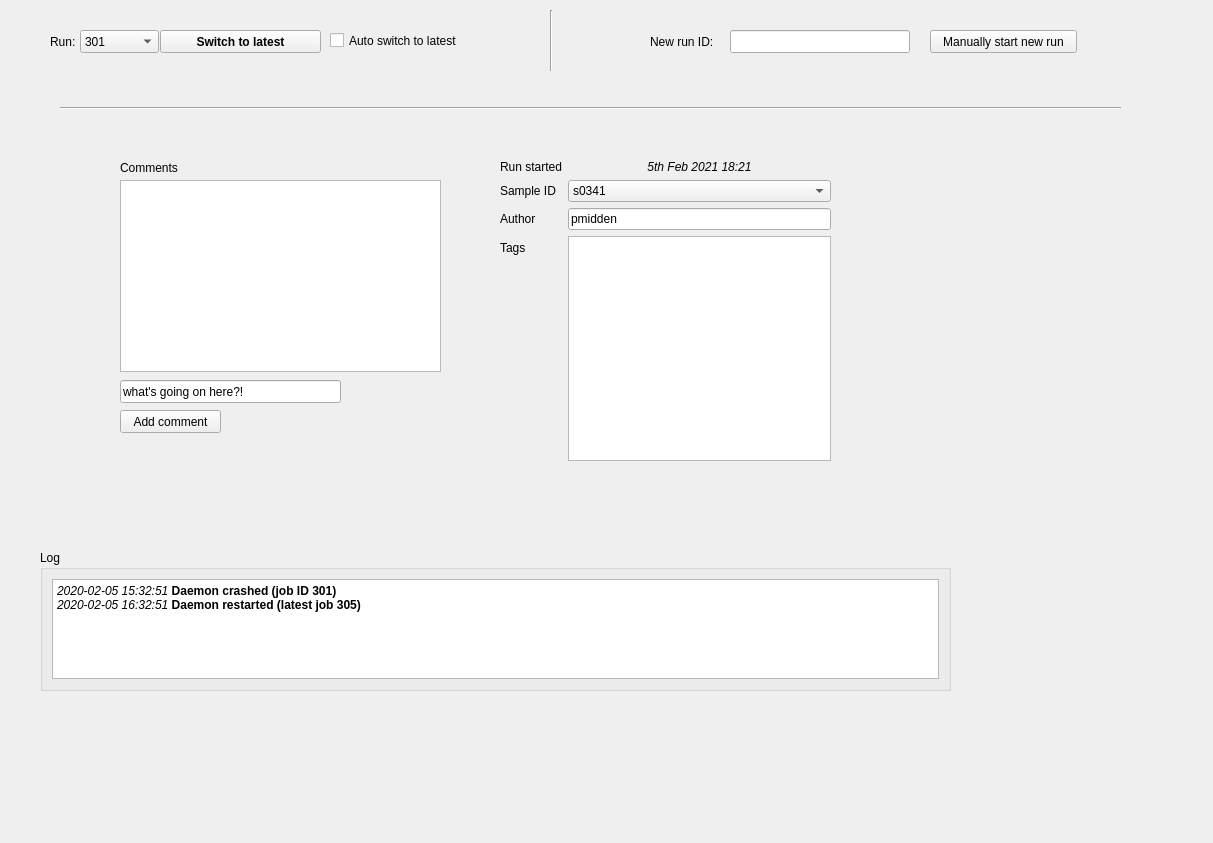
Above: design/untitled.ui from pmiddend/amarcord before the change. Below: the same form after it.
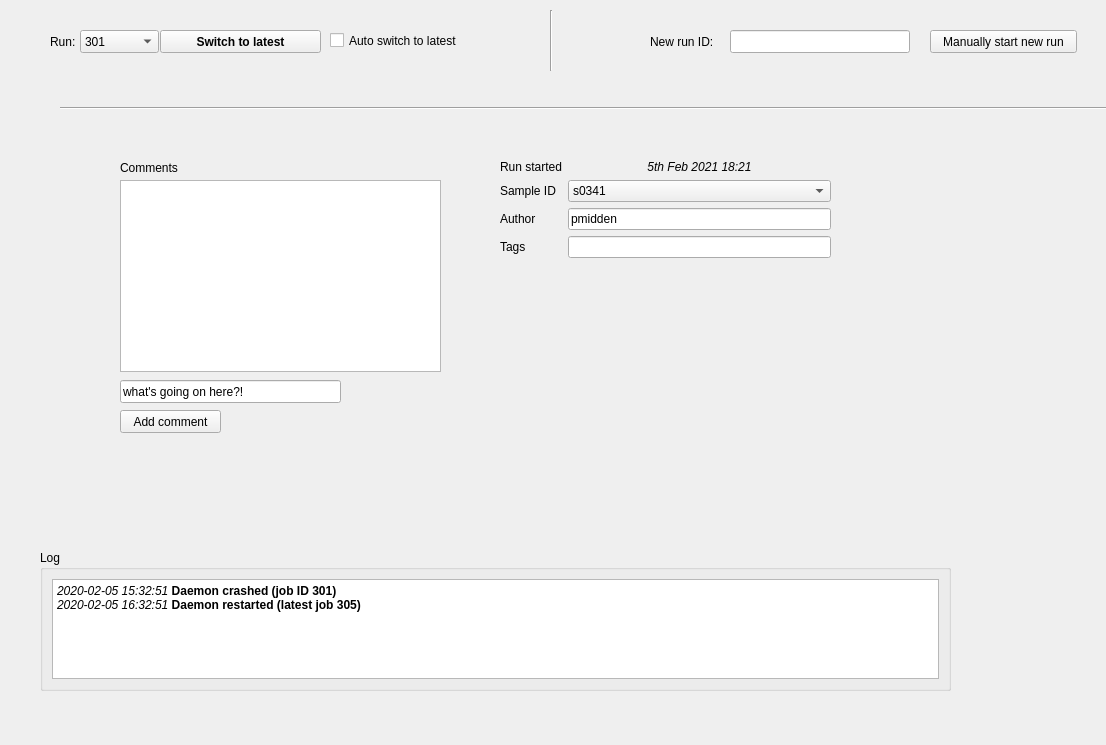
That is the form after the change.

The edit to the form file:
```diff
--- a/design/untitled.ui
+++ b/design/untitled.ui
@@ -6,8 +6,8 @@
    <rect>
     <x>0</x>
     <y>0</y>
-    <width>1213</width>
-    <height>843</height>
+    <width>1106</width>
+    <height>745</height>
    </rect>
   </property>
   <property name="windowTitle">
@@ -173,9 +173,6 @@
       </property>
      </widget>
     </item>
-    <item row="4" column="1">
-     <widget class="QListView" name="listView"/>
-    </item>
     <item row="0" column="0">
      <widget class="QLabel" name="label_5">
       <property name="text">
@@ -196,6 +193,9 @@
       </property>
      </widget>
     </item>
+    <item row="4" column="1">
+     <widget class="QLineEdit" name="lineEdit_4"/>
+    </item>
    </layout>
   </widget>
   <widget class="QPushButton" name="pushButton_2">
```
